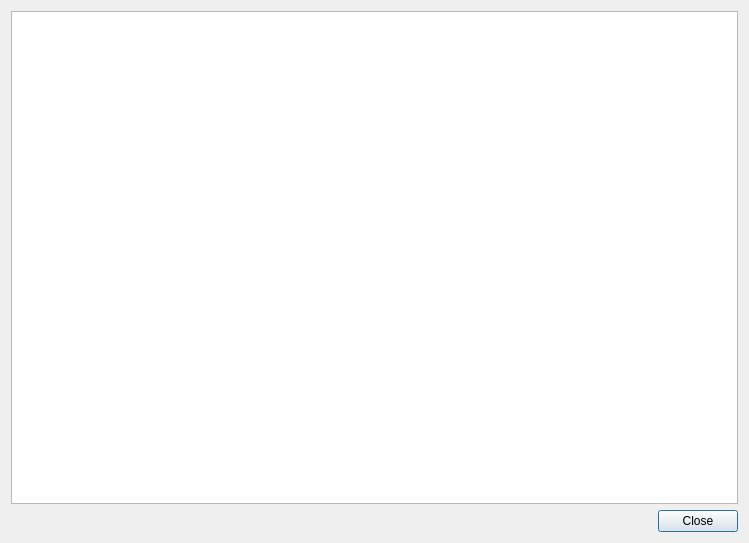
This is src/ui/license.ui in baduhai/Koi as Qt 5 draws it before an edit. The edited form follows.
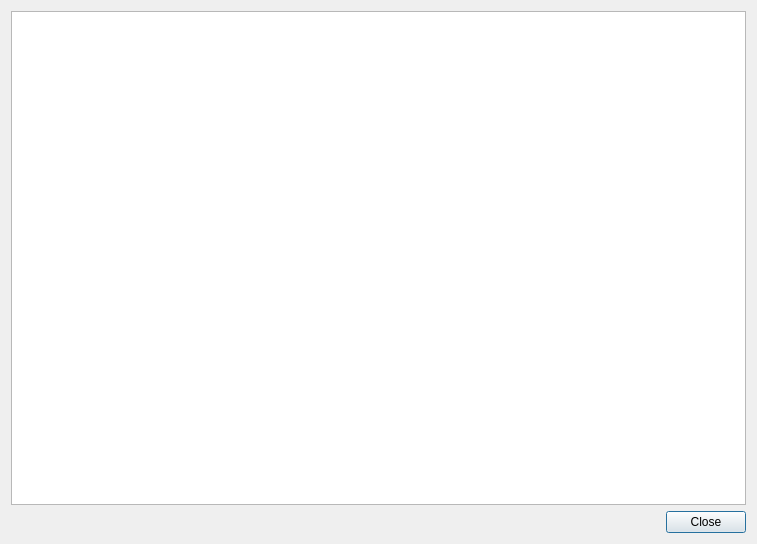
This is the edited form. Icons and pictures are not drawn.

Patch:
```diff
--- a/src/ui/license.ui
+++ b/src/ui/license.ui
@@ -6,8 +6,8 @@
    <rect>
     <x>0</x>
     <y>0</y>
-    <width>749</width>
-    <height>543</height>
+    <width>757</width>
+    <height>544</height>
    </rect>
   </property>
   <property name="windowTitle">
```
